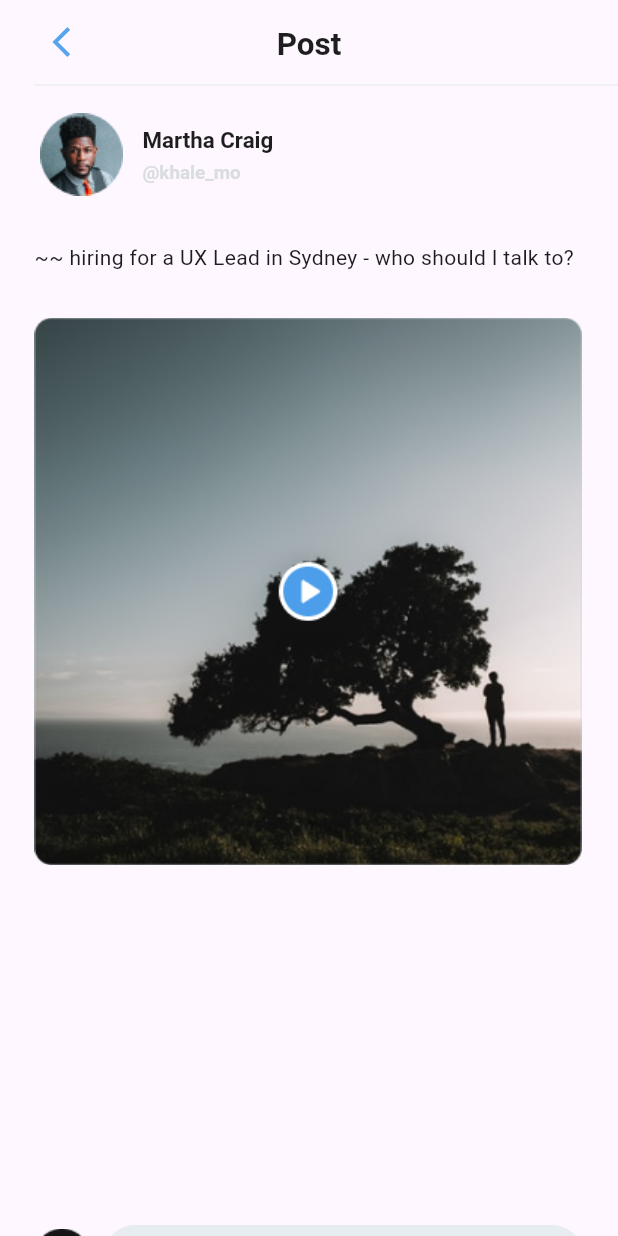
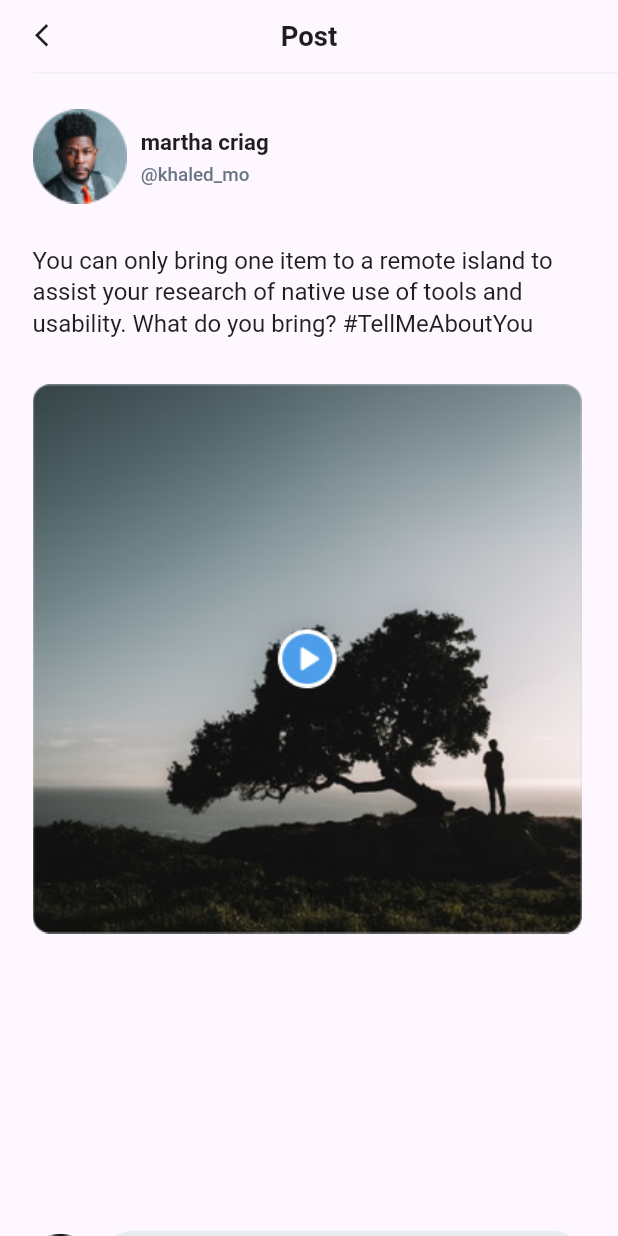
Before and after one commit to khaled365-code/oral_cancer_detection_app, a Flutter app: the PostWithImageScreen screen opened by its route, on a phone screen of 412 x 824 dp. Run offline on Flutter 3.47's test engine with Material 3 defaults, Android fonts, the phone set to English and light mode, and no system bars; our stand-ins replace bloc, cached_network_image, dartz, dio, flutter_bloc, flutter_screenutil and 7 more; accounts and stored records are empty; network calls fail; Roboto replaces fonts that are missing (Helvetica).

Commit message:
new commit

```diff
--- a/lib/core/routes/app_router.dart
+++ b/lib/core/routes/app_router.dart
@@ -57,7 +57,7 @@ class AppRoutes
         return MaterialPageRoute(builder: (context) =>const PostWithImageScreen(),);
       case Routes.noPostsScreen:
         return MaterialPageRoute(builder: (context) =>const NoPostsScreen(),);
-      case Routes.notificationsScreen:
+      case Routes.searchPostsScreen:
         return MaterialPageRoute(builder: (context) =>const SearchPostsScreen(),);
       case Routes.postDetailsScreen:
         return MaterialPageRoute(builder: (context) =>const PostDetailsScreen(),);
--- a/lib/core/routes/routes.dart
+++ b/lib/core/routes/routes.dart
@@ -27,7 +27,7 @@ class Routes
   static const String otpScreen='/otpScreen';
   static const String addPostScreen='/add_post_screen';
   static const String postDetailsScreen='/post_details_screen';
-  static const String notificationsScreen='/notifications_screen';
+  static const String searchPostsScreen='/search_posts_screen';
   static const String noPostsScreen='/no_posts_screen';
 
   static const String postWitImageScreen='/post_wit_image_screen';
--- a/lib/core/utilis/colors.dart
+++ b/lib/core/utilis/colors.dart
@@ -40,6 +40,9 @@ class AppColors
 
    static const Color cC6CBD1=Color(0xffC6CBD1);
 
+   static const Color c97A1AB=Color(0xff97A1AB);
+
+
 
 
 
--- a/lib/features/community/presentation/screens/add_post_screen.dart
+++ b/lib/features/community/presentation/screens/add_post_screen.dart
@@ -65,7 +65,7 @@ class AddPostScreen extends StatelessWidget {
                   child: Center(
                     child: Text('Post',style: AppKhaledStyles.textStyle(
                       color: AppColors.white,
-                      size: 12,
+                      size: 13,
                     ),),
                   ),
                 ),
--- a/lib/features/community/presentation/screens/community_screen.dart
+++ b/lib/features/community/presentation/screens/community_screen.dart
@@ -15,11 +15,6 @@ import '../../data/models/post_data_model.dart';
 import '../widgets/post_container.dart';
 
 class CommunityScreen extends StatelessWidget {
-
-
-
-
-
 
   @override
   Widget build(BuildContext context) {
--- a/lib/features/community/presentation/screens/post_with_image_screen.dart
+++ b/lib/features/community/presentation/screens/post_with_image_screen.dart
@@ -4,6 +4,7 @@ import 'package:flutter/cupertino.dart';
 import 'package:flutter/material.dart';
 import 'package:flutter_screenutil/flutter_screenutil.dart';
 import 'package:graduation_project/core/utilis/colors.dart';
+import 'package:graduation_project/core/utilis/custom_app_bar.dart';
 import 'package:graduation_project/core/widgets/resuable_text.dart';
 
 import '../../../../core/utilis/app_styles.dart';
@@ -17,36 +18,39 @@ class PostWithImageScreen extends StatelessWidget {
   @override
   Widget build(BuildContext context) {
     return Scaffold(
-
-      appBar: AppBar(
+      appBar: PreferredSize(preferredSize: Size(double.infinity, 40.h),
+        child: DefaultAppBar(
           leading: Padding(
                padding:  EdgeInsetsDirectional.only(start: 18.5.w),
               child: IconButton(onPressed: (){
                 Navigator.pop(context);
               }, icon: Icon(Icons.arrow_back_ios_outlined,color: AppColors.c57A4EC,)),
             ),
-        title: ResuableText(text: 'Post',
+          title: ResuableText(
+            text: 'Post',
            color: AppColors.black,
-          fontWeight: FontWeight.w600,
-          fontSize: 16,
+           fontWeight: FontWeight.bold,
+           fontSize: 14,),
+          hasActions: false,
+          hasTitle: true,
         ),
-        centerTitle: true,
       ),
       body: SingleChildScrollView(
         child: Container(
           height: MediaQuery.of(context).size.height,
+          width: MediaQuery.of(context).size.width,
           child: Padding(
-            padding: EdgeInsetsDirectional.only(start: 20.w),
+            padding: EdgeInsetsDirectional.only(start: 19.w),
             child: Column(
               children: [
                 LineWidget(),
                 Padding(
-                  padding:  EdgeInsets.only(top: 12.h),
+                  padding:  EdgeInsets.only(top: 20.h),
                   child: PostWithImageContainer(),
                 ),
                 Spacer(),
                 Padding(
-                  padding:  EdgeInsets.only(bottom: 10.h),
+                  padding:  EdgeInsets.only(bottom: 8.h),
                   child: Row(
                     children: [
                       Image.asset(ImageConstants.roundPostTwitter),
@@ -80,7 +84,6 @@ class PostWithImageScreen extends StatelessWidget {
                     ],
                   ),
                 ),
-                SizedBox(height: 8.h,),
 
 
               ],
--- a/lib/features/community/presentation/widgets/post_container.dart
+++ b/lib/features/community/presentation/widgets/post_container.dart
@@ -41,8 +41,9 @@ class PostContainer extends StatelessWidget {
       builder: (context, state) {
         final communityBloc=BlocProvider.of<GlobalCommunityBloc>(context);
         return GestureDetector(
-      onTap: () {
-        navigate(context: context, route: Routes.postDetailsScreen);
+      onTap: ()
+      {
+        navigate(context: context, route: Routes.postWitImageScreen);
       },
       child: Container(
         width: 414.w,
--- a/lib/features/community/presentation/widgets/post_with_image_container.dart
+++ b/lib/features/community/presentation/widgets/post_with_image_container.dart
@@ -22,24 +22,22 @@ class PostWithImageContainer extends StatelessWidget {
                 width: 55.w,
                 height: 55.w,
                 decoration: BoxDecoration(
-                ), child: CircleAvatar(
-                  backgroundColor: AppColors.transparent,
-                  child: Image.asset(ImageConstants.manCommentImage,fit: BoxFit.contain,)),
+                ), child: Image.asset(ImageConstants.manCommentImage,fit: BoxFit.fill,),
               ),
               Padding(
                 padding: EdgeInsetsDirectional.only(start: 8.w),
                 child: Column(
                   crossAxisAlignment: CrossAxisAlignment.start,
                   children: [
-                    Text('Martha Craig',style: AppKhaledStyles.textStyle(
+                    Text('martha criag',style: AppKhaledStyles.textStyle(
                       color: AppColors.black,
-                      weight:FontWeight.w700 ,
+                      weight:FontWeight.w600 ,
                       size: 13 ,
                     ),),
                     SizedBox(height: 3.h,),
-                    Text('@khale_mo',style: AppKhaledStyles.textStyle(
-                      color: AppColors.cDADDE0,
-                      weight:FontWeight.w700 ,
+                    Text('@khaled_mo',style: AppKhaledStyles.textStyle(
+                      color: AppColors.c687684,
+                      weight:FontWeight.w500 ,
                       size: 11,
                     ),),
                   ],
@@ -49,8 +47,16 @@ class PostWithImageContainer extends StatelessWidget {
           ),
           Padding(
             padding:  EdgeInsetsDirectional.only(top: 23.h,),
-            child: Text('~~ hiring for a UX Lead in Sydney - who should I talk to?')
-          ),
+            child: Text(
+              'You can only bring one item to a remote island to assist your research of native use of tools and usability. What do you bring? #TellMeAboutYou',
+              maxLines: 10,
+              overflow: TextOverflow.ellipsis,
+              style: AppKhaledStyles.textStyle(
+                color: AppColors.black,
+                size: 14,
+                weight: FontWeight.w400,
+
+              ),),),
           Padding(
             padding:  EdgeInsetsDirectional.only(top: 25.h,end: 21.w),
             child: Container(
--- a/pubspec.yaml
+++ b/pubspec.yaml
@@ -52,6 +52,7 @@ dependencies:
   image_picker: ^1.0.7
   dartz: ^0.10.1
   jwt_decoder: ^2.0.1
+  flutter_vector_icons: ^2.0.0
 
 
 
```
Also changed, not shown: lib/core/utilis/custom_app_bar.dart (+6 -1 lines), lib/features/community/presentation/screens/no_posts_screen.dart (+42 -33 lines), lib/features/community/presentation/screens/search_posts_screen.dart (+7 -6 lines), lib/features/community/presentation/widgets/no_search_result_widget.dart (+7 -4 lines), lib/features/home/presentation/views/home_screen.dart (+68 -21 lines), pubspec.lock. Lines whose indentation alone changed are shown as unchanged.
